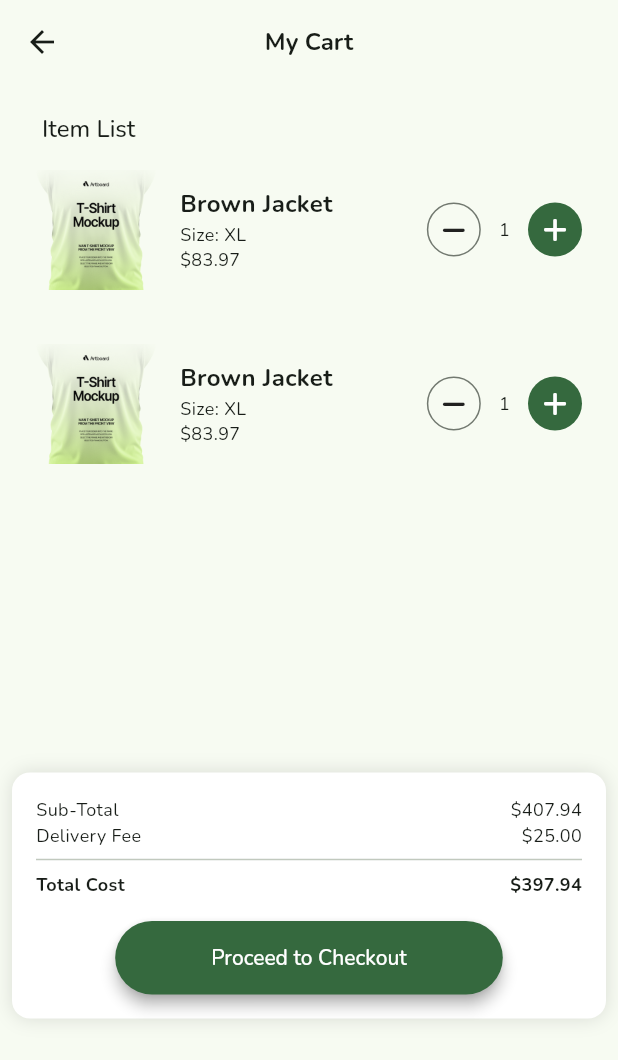
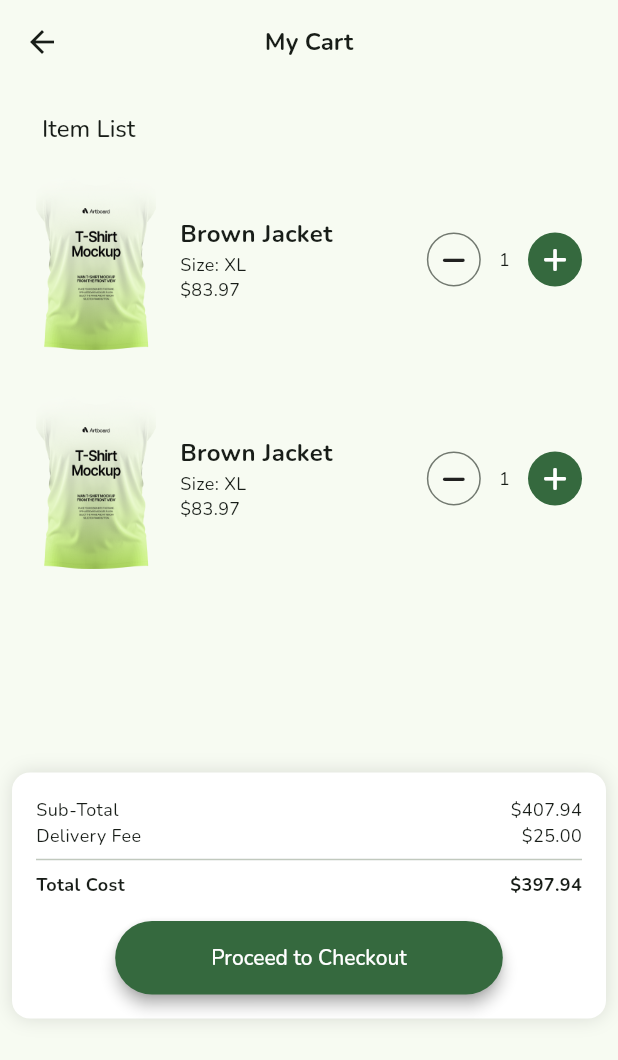
Before and after one commit to thienhdbse170185/F-LocalBrand.Mobile, a Flutter app: the CartScreen screen opened directly, after a tap on "Proceed to Checkout", on a phone screen of 412 x 824 dp. Shown: the top 1060 px of the screen. Run offline on Flutter 3.47's test engine with Material 3 defaults, Android fonts, the phone set to English and light mode, and no system bars; our stand-ins replace bloc, carousel_slider, dio, dot_navigation_bar, email_validator, equatable and 10 more; accounts and stored records are empty; generated files the repository leaves out were written again.

Commit message:
increase size of image in cart_item

```diff
--- a/lib/screens/cart/widgets/cart_item.dart
+++ b/lib/screens/cart/widgets/cart_item.dart
@@ -27,7 +27,7 @@ class _CartItemState extends State<CartItem> {
   Widget build(BuildContext context) {
     final ColorScheme colorScheme = Theme.of(context).colorScheme;
     return Container(
-      margin: EdgeInsets.only(bottom: 20),
+      margin: EdgeInsets.only(bottom: 10),
       child: Dismissible(
         key: UniqueKey(),
         background: Container(
@@ -97,7 +97,7 @@ class _CartItemState extends State<CartItem> {
               Image.asset(
                 'assets/images/shirt_demo.png',
                 width: 80,
-                height: 80,
+                height: 120,
                 fit: BoxFit.cover,
               ),
               SizedBox(width: 16.0),
```
